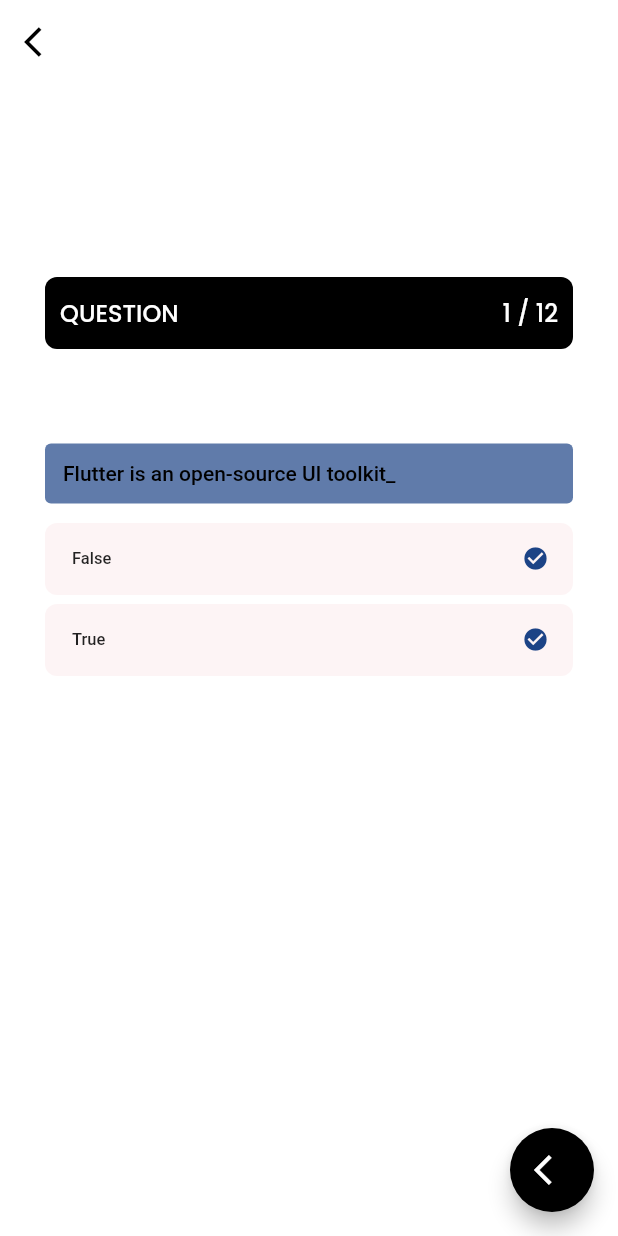
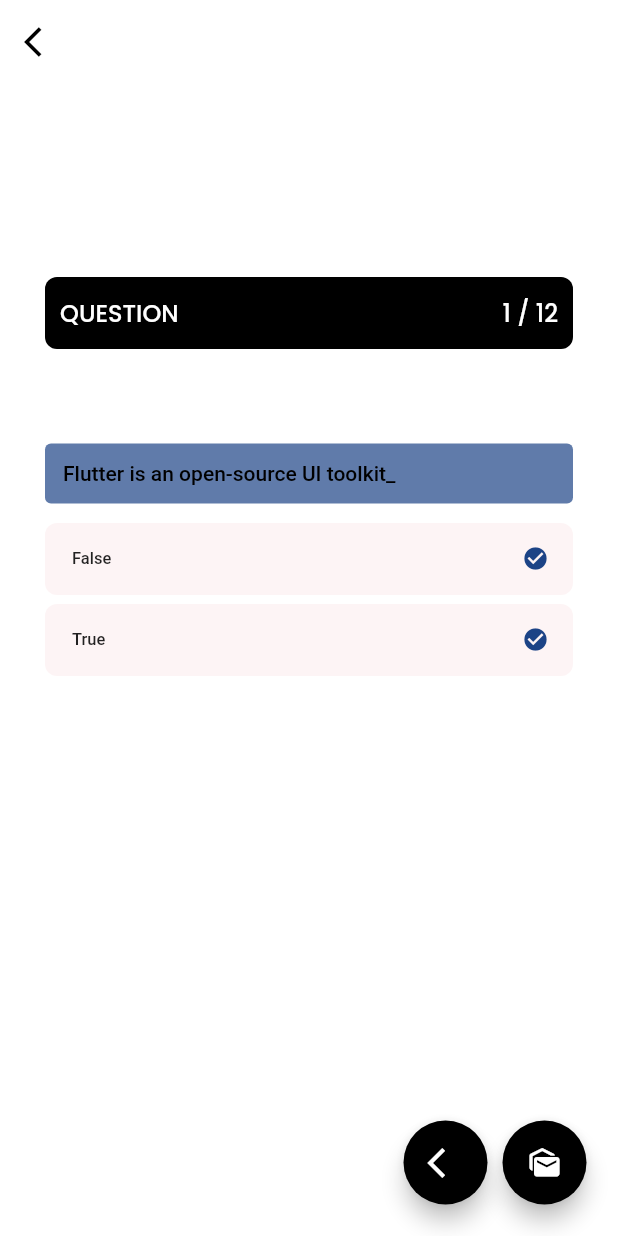
Before and after one commit to TariqMehmood1004/Quiz-app, a Flutter app: the TrueFalseController screen opened directly, on a phone screen of 412 x 824 dp. Run offline on Flutter 3.47's test engine with Material 2 defaults, Android fonts, the light colour scheme and no system bars; our stand-ins replace google_fonts.

Commit message:
Changing the variables from isCorrect, isWrong from  correctAnswers, and wrongAnswers

```diff
--- a/lib/Areas/Controllers/true_false/true_false.dart
+++ b/lib/Areas/Controllers/true_false/true_false.dart
@@ -2,6 +2,7 @@
 import 'package:flutter/material.dart';
 import '../../../utilities/Colors/colors.dart';
 import '../../Models/true_false_list/true_false_list.dart';
+import '../../Views/Result/true_false_result/true_false_result.dart';
 
 class TrueFalseController extends StatefulWidget {
   const TrueFalseController({super.key});
@@ -15,10 +16,21 @@
 
   bool isPressed = false;
   bool isButtonShow = false;
-  Color isCorrect = Colors.green;
-  Color isWrong = Colors.red;
+  int correctAnswers = 0;
+  int wrongAnswers = 0;
   Color btnColor = Colors.blue;
-  int score = 0, results = 0;
+  int score = 0;
+
+  // get the text in the TextField and start the Second Screen
+  void storedResult(BuildContext context) {
+    int result = score;
+    Navigator.push(
+      context,
+      MaterialPageRoute(
+        builder: (context) => TrueFalseResultController(result: result),
+      ),
+    );
+  }
 
   @override
   Widget build(BuildContext context) {
@@ -138,17 +150,14 @@
                                         .entries
                                         .toList()[i]
                                         .value) {
-                                      results = score + 1;
+                                      score += 1;
                                       _controller.nextPage(
                                           duration:
                                               const Duration(microseconds: 250),
                                           curve: Curves.linear);
                                       if (index ==
                                           trueFalseQuestions.length - 1) {
-                                        showModel(context, score);
-                                        results;
-                                      } else {
-                                        score += 1;
+                                        storedResult(context);
                                       }
                                     } else {
                                       _controller.nextPage(
@@ -197,9 +206,16 @@
       ),
       floatingActionButton: Column(
         mainAxisAlignment: MainAxisAlignment.end,
+        crossAxisAlignment: CrossAxisAlignment.end,
+        children: [
+          Container(
+            margin: const EdgeInsets.all(5.0),
+            child: Row(
+              mainAxisAlignment: MainAxisAlignment.end,
               children: [
                 FloatingActionButton(
                   backgroundColor: AppColors.black,
+                  heroTag: "back",
                   onPressed: () {
                     // showModel(context, score);
                     _controller.previousPage(
@@ -207,6 +223,22 @@
                         curve: Curves.linear);
                   },
                   child: const Icon(Icons.arrow_back_ios),
+                ),
+                const SizedBox(
+                  width: 10,
+                ),
+                FloatingActionButton(
+                  backgroundColor: AppColors.black,
+                  heroTag: "result",
+                  onPressed: () {
+                    setState(() {
+                      storedResult(context);
+                    });
+                  },
+                  child: const Icon(Icons.mark_as_unread),
+                ),
+              ],
+            ),
           ),
         ],
       ),
```
Also changed, not shown: lib/Areas/Views/Result/mcqs_result/mcqs_result.dart (+10 -0 lines), lib/Areas/Views/Result/true_false_result/true_false_result.dart (+81 -0 lines). Lines whose indentation alone changed are shown as unchanged.
